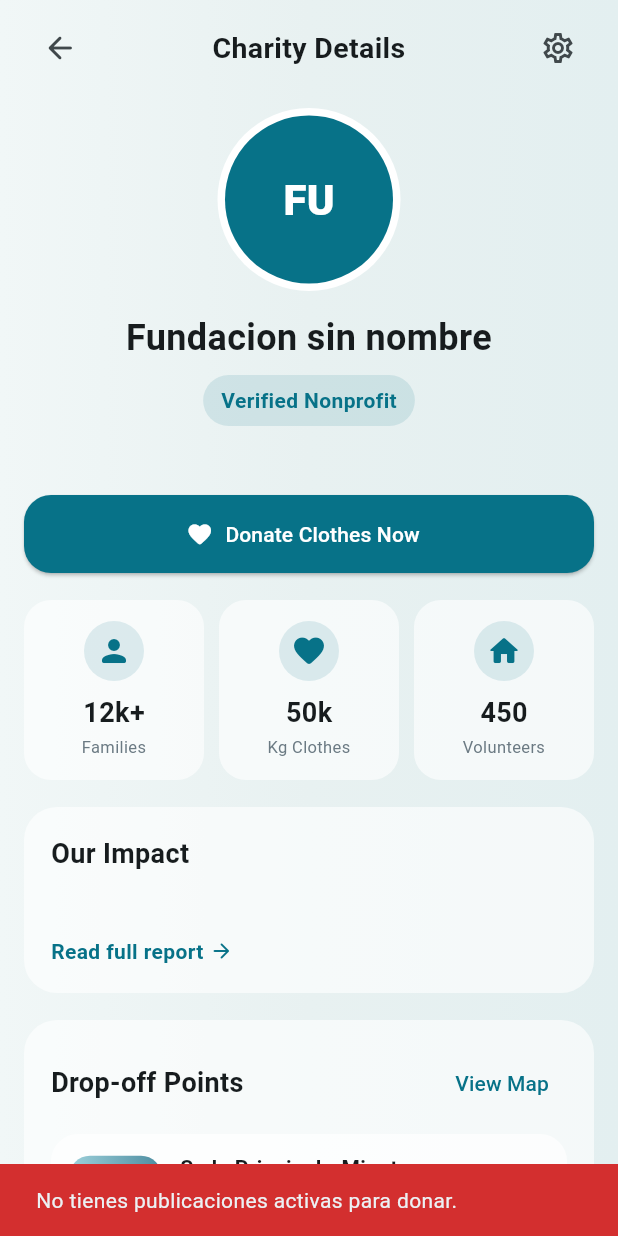
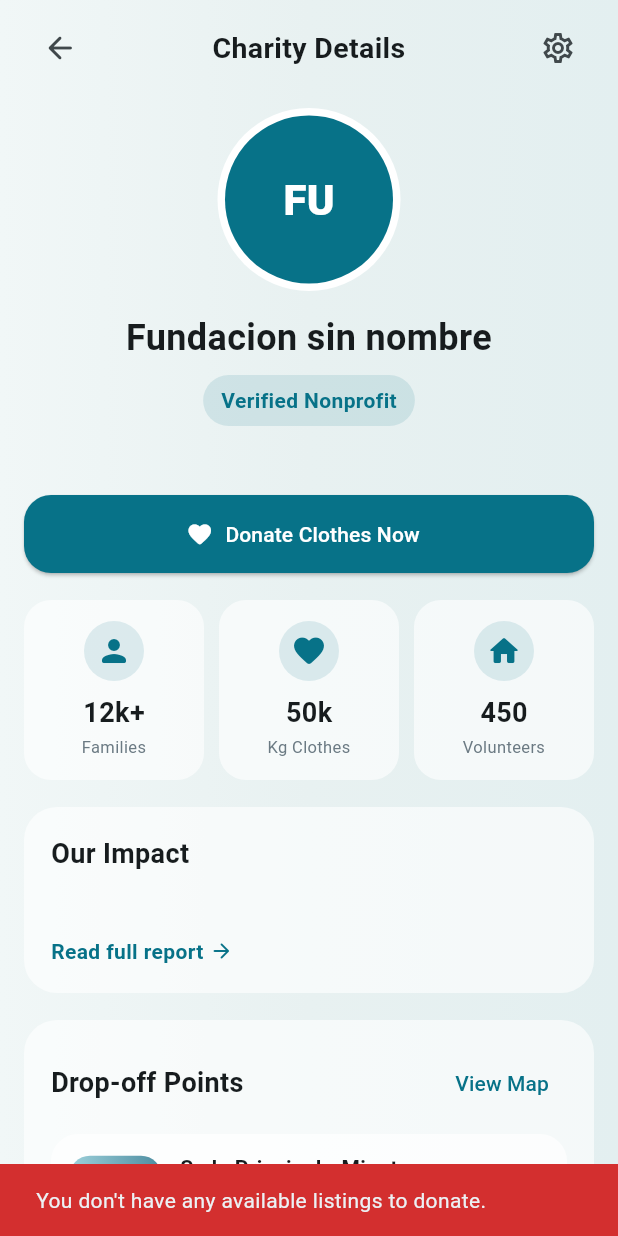
Before and after one commit to k-alvarezr/SwappIO-Flutter, a Flutter app: the CharityDetailView screen opened directly with empty values, after a tap on "Donate Clothes Now", on a phone screen of 412 x 824 dp. Run offline on Flutter 3.47's test engine with Material 3 defaults, Android fonts, the phone set to English and light mode, and no system bars; our stand-ins replace cloud_firestore, connectivity_plus, firebase_auth, firebase_core, fl_chart, geolocator and 1 more; accounts and stored records are empty.

```diff
--- a/lib/view/ActivityView.dart
+++ b/lib/view/ActivityView.dart
@@ -97,7 +97,7 @@ class _ActivityViewState extends State<ActivityView> {
             const SizedBox(height: 16),
             Expanded(
               child: products.isEmpty
-                  ? const Center(child: Text('Aún no tienes elementos aquí.'))
+                  ? const Center(child: Text("You don't have any items here yet."))
                   : GridView.builder(
                       gridDelegate: const SliverGridDelegateWithFixedCrossAxisCount(
                         crossAxisCount: 2,
--- a/lib/view/CharityDetailView.dart
+++ b/lib/view/CharityDetailView.dart
@@ -40,7 +40,7 @@ class _CharityDetailViewState extends State<CharityDetailView> {
           .where((product) => product.status == ProductStatus.available)
           .toList();
       if (availableProducts.isEmpty) {
-        _showMessage('No tienes publicaciones activas para donar.', isError: true);
+        _showMessage("You don't have any available listings to donate.", isError: true);
         return;
       }
 
@@ -52,7 +52,7 @@ class _CharityDetailViewState extends State<CharityDetailView> {
             children: [
               const ListTile(
                 title: Text(
-                  'Selecciona una prenda',
+                  'Select a piece of clothing',
                   style: TextStyle(fontWeight: FontWeight.w700),
                 ),
               ),
@@ -75,7 +75,7 @@ class _CharityDetailViewState extends State<CharityDetailView> {
         charityId: charity.id,
       );
       if (!mounted) return;
-      _showMessage('Donacion registrada correctamente.');
+      _showMessage('Donation registered successfully.');
     } catch (error) {
       if (!mounted) return;
       _showMessage(
@@ -116,7 +116,7 @@ class _CharityDetailViewState extends State<CharityDetailView> {
                         child: Text('Charity Details', textAlign: TextAlign.center, style: TextStyle(fontSize: 19, fontWeight: FontWeight.w700)),
                       ),
                       IconButton(
-                        onPressed: () => _showMessage('No hay ajustes adicionales para esta fundacion.'),
+                        onPressed: () => _showMessage("There are no additional settings for this charity."),
                         icon: const Icon(Icons.settings_outlined),
                       ),
                     ],
```
Also changed, not shown: lib/view/AddProductView.dart (+7 -7 lines), lib/view/ChatDetailView.dart (+6 -6 lines).
